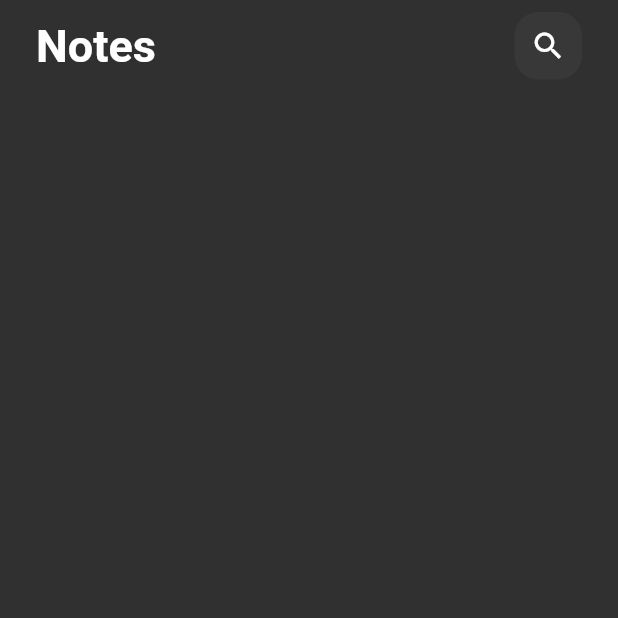
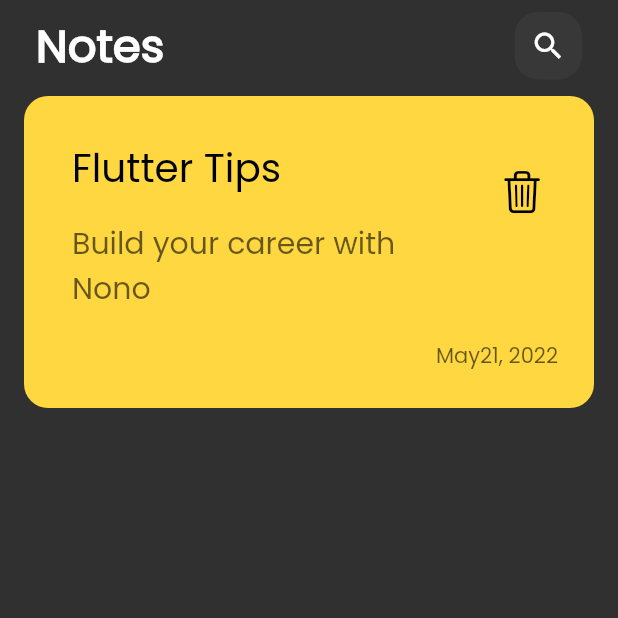
Before and after one commit to Norhan-127/notesApp, a Flutter app: the screen it shows after launch, on a phone screen of 412 x 824 dp, the top half of it. Run offline on Flutter 3.47's test engine with Material 2 defaults, Android fonts, the phone set to English and light mode, and no system bars.

Commit message:
create Custom Note item

```diff
--- a/lib/main.dart
+++ b/lib/main.dart
@@ -12,7 +12,7 @@ class NotesApp extends StatelessWidget {
   Widget build(BuildContext context) {
     return  MaterialApp(
       debugShowCheckedModeBanner: false,
-      theme: ThemeData(brightness: Brightness.dark),
+      theme: ThemeData(brightness: Brightness.dark,fontFamily: 'Poppins'),
       home: const NotesView(),
     );
   }
--- /dev/null
+++ b/lib/views/widgets/CustomNoteitem.dart
@@ -0,0 +1,53 @@
+import 'package:flutter/cupertino.dart';
+import 'package:flutter/material.dart';
+
+class NoteItem extends StatelessWidget {
+
+  const NoteItem({Key? key}) : super(key: key);
+
+  @override
+  Widget build(BuildContext context) {
+    return Container(
+      margin: const EdgeInsets.symmetric(vertical: 3),
+      padding: const EdgeInsets.only(top: 24,bottom: 24,left: 16,right: 8),
+      decoration: BoxDecoration(
+        color: Colors.amberAccent,
+        borderRadius: BorderRadius.circular(16.0),
+      ),
+      child: Column(
+        crossAxisAlignment: CrossAxisAlignment.end,
+        children: [
+          ListTile(
+            title: const Text(
+              "Flutter Tips",
+              style: TextStyle(color: Colors.black, fontSize: 26),
+            ),
+            subtitle: Padding(
+              padding: const EdgeInsets.symmetric(vertical: 16),
+              child: Text(
+                'Build your career with Nono',
+                style:
+                TextStyle(color: Colors.black.withOpacity(0.6), fontSize: 20),
+              ),
+            ),
+            trailing: IconButton(
+              onPressed: () {},
+              icon: const Icon(
+                CupertinoIcons.delete,
+                color: Colors.black,
+                size: 30,
+              ),
+            ),
+          ),
+          Padding(
+            padding: const EdgeInsets.only(right: 16),
+            child: Text(
+              'May21, 2022',
+              style: TextStyle(color: Colors.black.withOpacity(0.6),fontSize: 14),
+            ),
+          ),
+        ],
+      ),
+    );
+  }
+}
--- a/lib/views/widgets/NotesViewBody.dart
+++ b/lib/views/widgets/NotesViewBody.dart
@@ -1,6 +1,8 @@
+import 'package:flutter/cupertino.dart';
 import 'package:flutter/material.dart';
 
 import 'CustomAppbar.dart';
+import 'CustomNoteitem.dart';
 
 class NotesViewBody extends StatelessWidget {
   const NotesViewBody({Key? key}) : super(key: key);
@@ -11,8 +13,9 @@ class NotesViewBody extends StatelessWidget {
       child: Padding(
         padding: const EdgeInsets.symmetric(horizontal: 16.0),
         child: Column(
-          children: [
+          children: const [
             CustomAppBar(),
+            NoteItem(),
           ],
         ),
       ),
```
Also changed, not shown: pubspec.yaml (+4 -14 lines), assets/fonts/Poppins-Regular.ttf (added).
